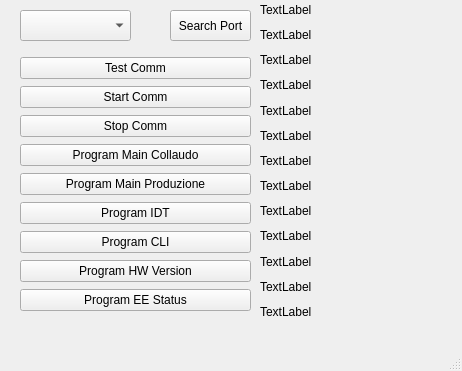
The window that gui/MainWindow.ui (Alfa-Elettronica/SwCollaudoL24) describes before a commit, drawn with Qt 5.
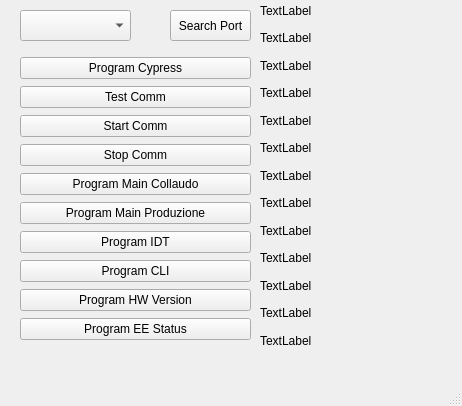
The same window after the commit.

Commit message: programmazione micro cypress - tastiera

```diff
--- a/gui/MainWindow.ui
+++ b/gui/MainWindow.ui
@@ -7,7 +7,7 @@
     <x>0</x>
     <y>0</y>
     <width>462</width>
-    <height>371</height>
+    <height>406</height>
    </rect>
   </property>
   <property name="windowTitle">
@@ -43,7 +43,7 @@
       <x>260</x>
       <y>0</y>
       <width>191</width>
-      <height>321</height>
+      <height>351</height>
      </rect>
     </property>
     <layout class="QVBoxLayout" name="verticalLayout">
@@ -146,13 +146,20 @@
       <x>20</x>
       <y>50</y>
       <width>231</width>
-      <height>271</height>
+      <height>301</height>
      </rect>
     </property>
     <layout class="QVBoxLayout" name="verticalLayout_2">
      <property name="spacing">
       <number>0</number>
      </property>
+     <item>
+      <widget class="QPushButton" name="btn_prog_cypress">
+       <property name="text">
+        <string>Program Cypress</string>
+       </property>
+      </widget>
+     </item>
      <item>
       <widget class="QPushButton" name="btnTestComm">
        <property name="text">
```
The commit also changes 8 other files.
